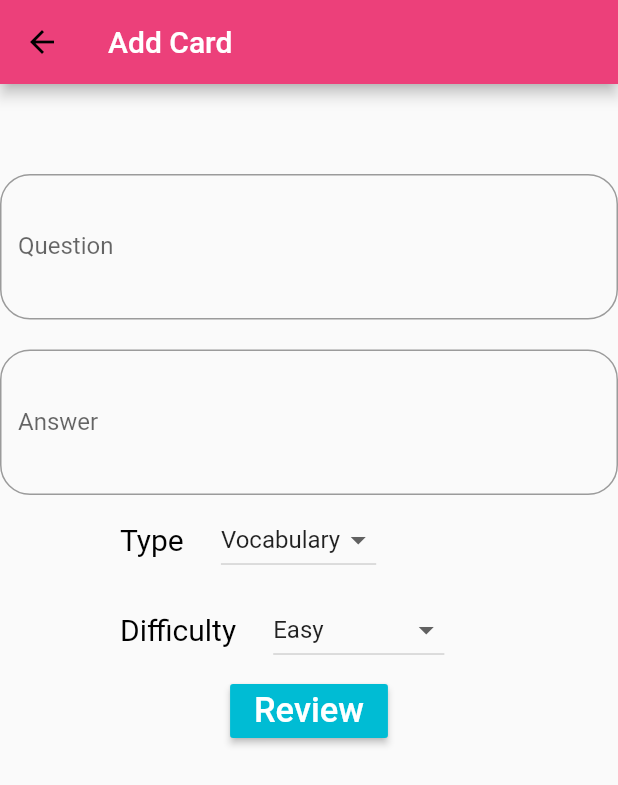
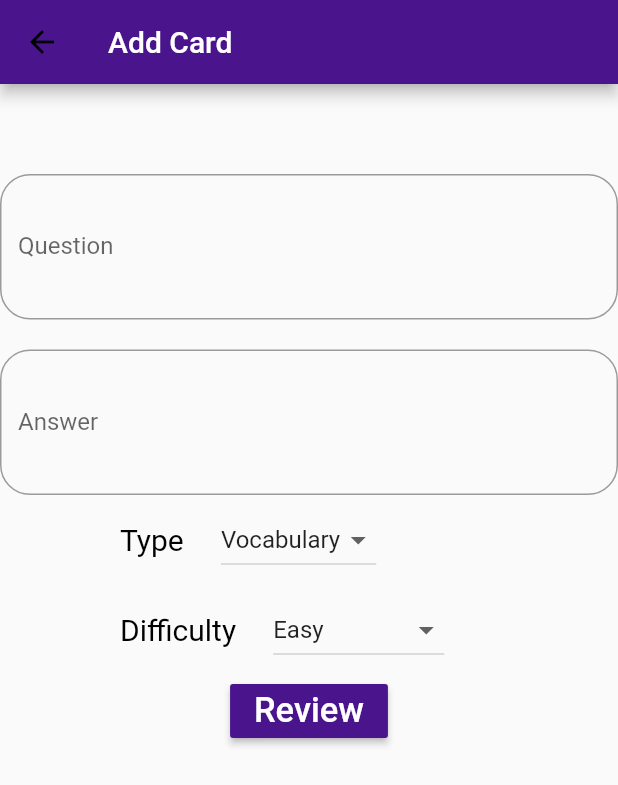
Before and after one commit to nhocconsr/flashcard, a Flutter app: the Home screen opened by its route, on a phone screen of 412 x 824 dp. Shown: the top 785 px of the screen. Run offline on Flutter 3.47's test engine with Material 2 defaults, Android fonts, the phone set to English and light mode, and no system bars; our stand-ins replace flip_card; missing offline and left inert: transformer_page_view; Roboto replaces fonts that are missing (Nunito).

Commit message:
changed color in add new card

```diff
--- a/lib/addnewcard.dart
+++ b/lib/addnewcard.dart
@@ -145,7 +145,7 @@ class _HomeState extends State<Home> {
         // title: new Text("Add Card"),
         // backgroundColor: Colors.teal,
         title: new Text("Add Card",style: TextStyle(color: Colors.white,)),
-        backgroundColor: Colors.pink[400],
+        backgroundColor: Colors.purple[900],
       ),
 
       body: new Container(
@@ -234,7 +234,7 @@ class _HomeState extends State<Home> {
             new RaisedButton(
                 child: new Text("Review",style: TextStyle(color: Colors.white, fontSize: 23),),
                 // color: Colors.red,
-                color: Colors.cyan[500],
+                color: Colors.purple[900],
                 onPressed: (){confirmdata();}
             )
           ],
```
